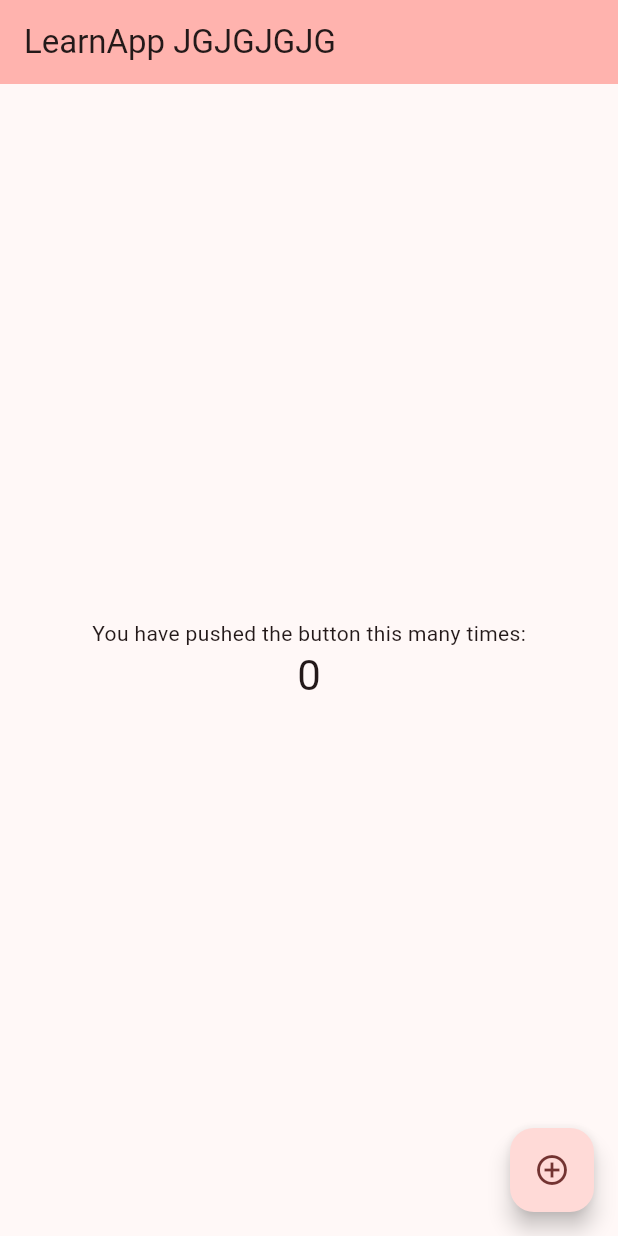
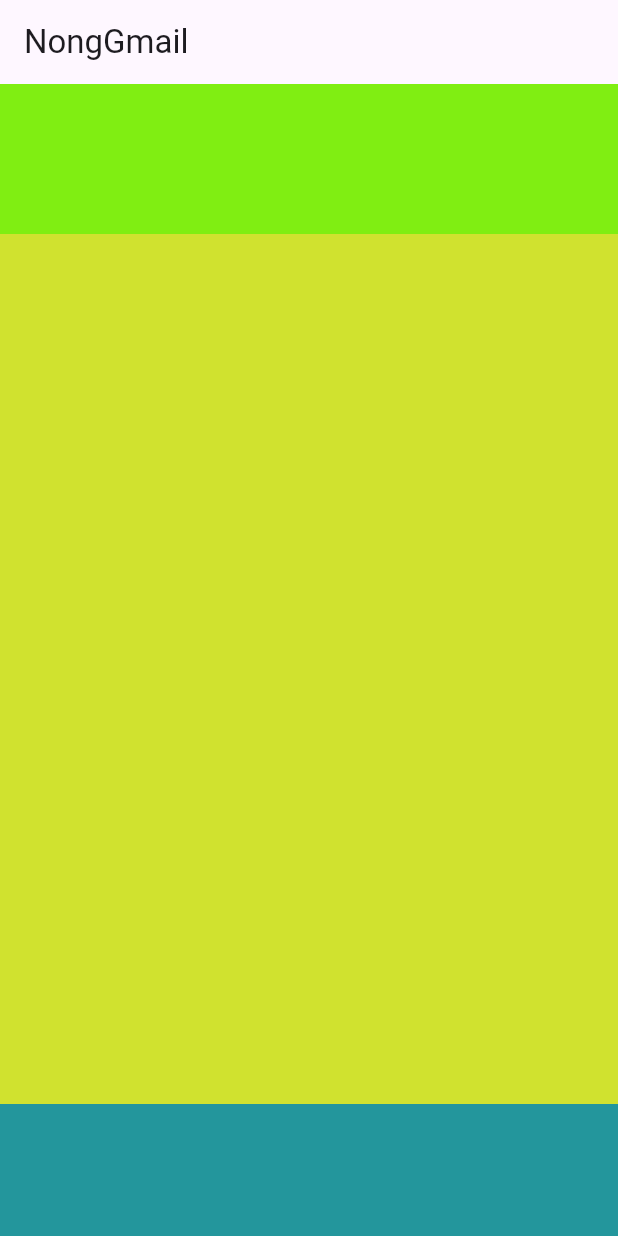
Before and after one commit to PiyanutChaiyamong/test-app, a Flutter app: the screen it shows after launch, on a phone screen of 412 x 824 dp. Run offline on Flutter 3.47's test engine with Material 3 defaults, Android fonts, the phone set to English and light mode, and no system bars.

Commit message:
ทดสอบ10

```diff
--- a/lib/main.dart
+++ b/lib/main.dart
@@ -1,70 +1,31 @@
 import 'package:flutter/material.dart';
 
 void main() {
-  runApp(const MyApp());
+  var app = MaterialApp(
+    title: "My App",
+    home: Scaffold(
+        appBar: AppBar(
+          title: const Text("NongGmail"),
+        ),
+        body: Column(
+          children: [
+            Container(
+              decoration:
+                  const BoxDecoration(color: Color.fromARGB(255, 128, 238, 18)),
+              height: 100, //กำหนดความสูง
+            ),
+            Container(
+              decoration:
+                  const BoxDecoration(color: Color.fromARGB(242, 206, 225, 36)),
+              height: 580, //กำหนดความสูง
+            ),
+            Container(
+              decoration:
+                  const BoxDecoration(color: Color.fromARGB(255, 35, 150, 156)),
+              height: 100, //กำหนดความสูง
+            )
+          ],
+        )),
+  );
+  runApp(app);
 }
-
-class MyApp extends StatelessWidget {
-  const MyApp({super.key});
-
-  @override
-  Widget build(BuildContext context) {
-    return MaterialApp(
-      title: ' J App',
-      theme: ThemeData(
-        colorScheme: ColorScheme.fromSeed(seedColor: Colors.redAccent),
-        useMaterial3: true,
-      ),
-      home: const MyHomePage(
-        title: 'LearnApp JGJGJGJG ',
-      ),
-    );
-  }
-}
-
-class MyHomePage extends StatefulWidget {
-  const MyHomePage({super.key, required this.title});
-
-  final String title;
-
-  @override
-  State<MyHomePage> createState() => _MyHomePageState();
-}
-
-class _MyHomePageState extends State<MyHomePage> {
-  int _counter = 0;
-
-  void _incrementCounter() {
-    setState(() {
-      _counter++;
-    });
-  }
-
-  @override
-  Widget build(BuildContext context) {
-    return Scaffold(
-      appBar: AppBar(
-        backgroundColor: Theme.of(context).colorScheme.inversePrimary,
-        title: Text(widget.title),
-      ),
-      body: Center(
-        child: Column(
-          mainAxisAlignment: MainAxisAlignment.center,
-          children: <Widget>[
-            const Text(
-              'You have pushed the button this many times:',
-            ),
-            Text(
-              '$_counter',
-              style: Theme.of(context).textTheme.headlineMedium,
-            ),
-          ],
-        ),
-      ),
-      floatingActionButton: FloatingActionButton(
-        onPressed: _incrementCounter,
-        child: const Icon(Icons.add_circle_outline),
-      ),
-    );
-  }
-}
```
